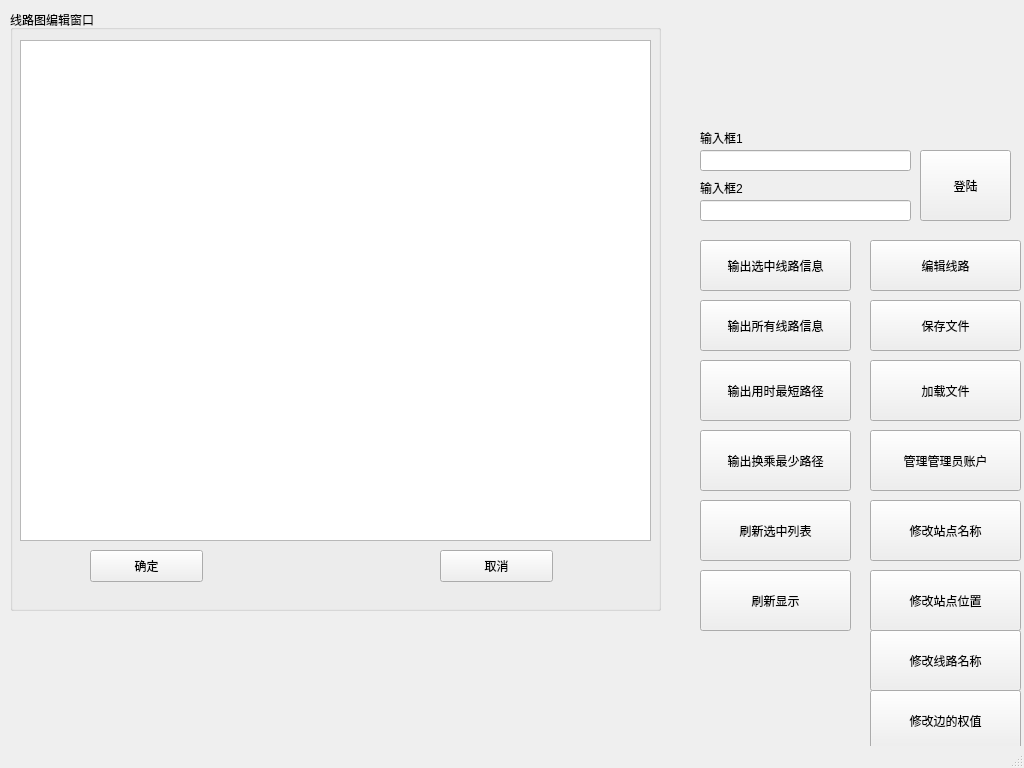
Qt form mainwindow.ui (yilinfang/SubwaySystem) before a commit.
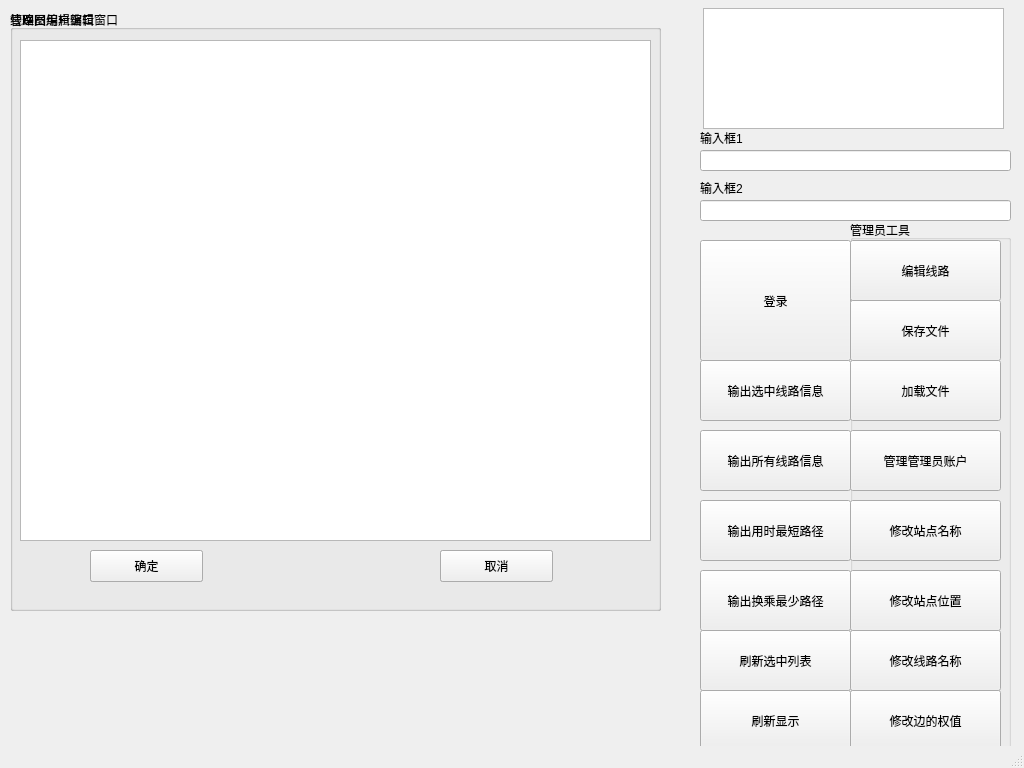
The same form after that commit.

Commit message: add login process

```diff
--- a/mainwindow.ui
+++ b/mainwindow.ui
@@ -72,19 +72,6 @@
      </property>
     </widget>
    </widget>
-   <widget class="QPushButton" name="editMap">
-    <property name="geometry">
-     <rect>
-      <x>870</x>
-      <y>240</y>
-      <width>151</width>
-      <height>51</height>
-     </rect>
-    </property>
-    <property name="text">
-     <string>编辑线路</string>
-    </property>
-   </widget>
    <widget class="QLabel" name="label">
     <property name="geometry">
      <rect>
@@ -114,75 +101,23 @@
    <widget class="QPushButton" name="loadFile_2">
     <property name="geometry">
      <rect>
-      <x>920</x>
-      <y>150</y>
-      <width>91</width>
-      <height>71</height>
+      <x>700</x>
+      <y>240</y>
+      <width>151</width>
+      <height>121</height>
      </rect>
     </property>
     <property name="text">
-     <string>登陆</string>
+     <string>登录</string>
     </property>
    </widget>
    <widget class="QPushButton" name="loginButton_2">
     <property name="geometry">
      <rect>
-      <x>870</x>
+      <x>700</x>
       <y>430</y>
       <width>151</width>
       <height>61</height>
-     </rect>
-    </property>
-    <property name="text">
-     <string>管理管理员账户</string>
-    </property>
-   </widget>
-   <widget class="QPushButton" name="loginButton_3">
-    <property name="geometry">
-     <rect>
-      <x>870</x>
-      <y>500</y>
-      <width>151</width>
-      <height>61</height>
-     </rect>
-    </property>
-    <property name="text">
-     <string>修改站点名称</string>
-    </property>
-   </widget>
-   <widget class="QPushButton" name="loginButton_4">
-    <property name="geometry">
-     <rect>
-      <x>870</x>
-      <y>630</y>
-      <width>151</width>
-      <height>61</height>
-     </rect>
-    </property>
-    <property name="text">
-     <string>修改线路名称</string>
-    </property>
-   </widget>
-   <widget class="QPushButton" name="loginButton_5">
-    <property name="geometry">
-     <rect>
-      <x>870</x>
-      <y>690</y>
-      <width>151</width>
-      <height>61</height>
-     </rect>
-    </property>
-    <property name="text">
-     <string>修改边的权值</string>
-    </property>
-   </widget>
-   <widget class="QPushButton" name="showLineStation_2">
-    <property name="geometry">
-     <rect>
-      <x>700</x>
-      <y>300</y>
-      <width>151</width>
-      <height>51</height>
      </rect>
     </property>
     <property name="text">
@@ -193,7 +128,7 @@
     <property name="geometry">
      <rect>
       <x>700</x>
-      <y>430</y>
+      <y>570</y>
       <width>151</width>
       <height>61</height>
      </rect>
@@ -202,70 +137,31 @@
      <string>输出换乘最少路径</string>
     </property>
    </widget>
-   <widget class="QPushButton" name="loginButton_6">
-    <property name="geometry">
-     <rect>
-      <x>870</x>
-      <y>570</y>
-      <width>151</width>
-      <height>61</height>
-     </rect>
-    </property>
-    <property name="text">
-     <string>修改站点位置</string>
-    </property>
-   </widget>
-   <widget class="QLineEdit" name="inputLine3">
-    <property name="geometry">
-     <rect>
-      <x>700</x>
-      <y>200</y>
-      <width>211</width>
-      <height>21</height>
-     </rect>
-    </property>
-   </widget>
-   <widget class="QLabel" name="displayLabelHints">
-    <property name="geometry">
-     <rect>
-      <x>685</x>
-      <y>11</y>
-      <width>311</width>
-      <height>101</height>
-     </rect>
-    </property>
-    <property name="text">
-     <string/>
-    </property>
-   </widget>
    <widget class="QLineEdit" name="inputLine2">
     <property name="geometry">
      <rect>
       <x>700</x>
-      <y>150</y>
-      <width>211</width>
+      <y>200</y>
+      <width>311</width>
       <height>21</height>
      </rect>
     </property>
    </widget>
-   <widget class="QPushButton" name="loginButton">
+   <widget class="QLineEdit" name="inputLine1">
     <property name="geometry">
      <rect>
-      <x>870</x>
-      <y>360</y>
-      <width>151</width>
-      <height>61</height>
+      <x>700</x>
+      <y>150</y>
+      <width>311</width>
+      <height>21</height>
      </rect>
     </property>
-    <property name="text">
-     <string>加载文件</string>
-    </property>
    </widget>
    <widget class="QPushButton" name="pushButton">
     <property name="geometry">
      <rect>
       <x>700</x>
-      <y>570</y>
+      <y>690</y>
       <width>151</width>
       <height>61</height>
      </rect>
@@ -278,7 +174,7 @@
     <property name="geometry">
      <rect>
       <x>700</x>
-      <y>360</y>
+      <y>500</y>
       <width>151</width>
       <height>61</height>
      </rect>
@@ -291,7 +187,7 @@
     <property name="geometry">
      <rect>
       <x>700</x>
-      <y>500</y>
+      <y>630</y>
       <width>151</width>
       <height>61</height>
      </rect>
@@ -304,28 +200,15 @@
     <property name="geometry">
      <rect>
       <x>700</x>
-      <y>240</y>
+      <y>360</y>
       <width>151</width>
-      <height>51</height>
+      <height>61</height>
      </rect>
     </property>
     <property name="text">
      <string>输出选中线路信息</string>
     </property>
    </widget>
-   <widget class="QPushButton" name="saveFile">
-    <property name="geometry">
-     <rect>
-      <x>870</x>
-      <y>300</y>
-      <width>151</width>
-      <height>51</height>
-     </rect>
-    </property>
-    <property name="text">
-     <string>保存文件</string>
-    </property>
-   </widget>
    <widget class="QLabel" name="displayLabel2">
     <property name="geometry">
      <rect>
@@ -368,6 +251,185 @@
      <string/>
     </property>
    </widget>
+   <widget class="QTextEdit" name="outputTextEdit">
+    <property name="geometry">
+     <rect>
+      <x>703</x>
+      <y>8</y>
+      <width>301</width>
+      <height>121</height>
+     </rect>
+    </property>
+   </widget>
+   <widget class="QGroupBox" name="groupBoxAdmins">
+    <property name="geometry">
+     <rect>
+      <x>10</x>
+      <y>10</y>
+      <width>651</width>
+      <height>601</height>
+     </rect>
+    </property>
+    <property name="title">
+     <string>管理员用户编辑窗口</string>
+    </property>
+    <widget class="QPushButton" name="cancelAdmins">
+     <property name="geometry">
+      <rect>
+       <x>430</x>
+       <y>540</y>
+       <width>113</width>
+       <height>32</height>
+      </rect>
+     </property>
+     <property name="text">
+      <string>取消</string>
+     </property>
+    </widget>
+    <widget class="QTextEdit" name="textEditAdmins">
+     <property name="geometry">
+      <rect>
+       <x>10</x>
+       <y>30</y>
+       <width>631</width>
+       <height>501</height>
+      </rect>
+     </property>
+    </widget>
+    <widget class="QPushButton" name="confirmAdmins">
+     <property name="enabled">
+      <bool>true</bool>
+     </property>
+     <property name="geometry">
+      <rect>
+       <x>80</x>
+       <y>540</y>
+       <width>113</width>
+       <height>32</height>
+      </rect>
+     </property>
+     <property name="text">
+      <string>确定</string>
+     </property>
+    </widget>
+   </widget>
+   <widget class="QGroupBox" name="groupBoxAdminTools">
+    <property name="geometry">
+     <rect>
+      <x>850</x>
+      <y>220</y>
+      <width>161</width>
+      <height>531</height>
+     </rect>
+    </property>
+    <property name="title">
+     <string>管理员工具</string>
+    </property>
+    <widget class="QPushButton" name="editTrackWeight">
+     <property name="geometry">
+      <rect>
+       <x>0</x>
+       <y>470</y>
+       <width>151</width>
+       <height>61</height>
+      </rect>
+     </property>
+     <property name="text">
+      <string>修改边的权值</string>
+     </property>
+    </widget>
+    <widget class="QPushButton" name="saveFile">
+     <property name="geometry">
+      <rect>
+       <x>0</x>
+       <y>80</y>
+       <width>151</width>
+       <height>61</height>
+      </rect>
+     </property>
+     <property name="text">
+      <string>保存文件</string>
+     </property>
+    </widget>
+    <widget class="QPushButton" name="editAdmins">
+     <property name="geometry">
+      <rect>
+       <x>0</x>
+       <y>210</y>
+       <width>151</width>
+       <height>61</height>
+      </rect>
+     </property>
+     <property name="text">
+      <string>管理管理员账户</string>
+     </property>
+    </widget>
+    <widget class="QPushButton" name="editMap">
+     <property name="geometry">
+      <rect>
+       <x>0</x>
+       <y>20</y>
+       <width>151</width>
+       <height>61</height>
+      </rect>
+     </property>
+     <property name="text">
+      <string>编辑线路</string>
+     </property>
+    </widget>
+    <widget class="QPushButton" name="loadFile">
+     <property name="geometry">
+      <rect>
+       <x>0</x>
+       <y>140</y>
+       <width>151</width>
+       <height>61</height>
+      </rect>
+     </property>
+     <property name="text">
+      <string>加载文件</string>
+     </property>
+    </widget>
+    <widget class="QPushButton" name="editStationPos">
+     <property name="geometry">
+      <rect>
+       <x>0</x>
+       <y>350</y>
+       <width>151</width>
+       <height>61</height>
+      </rect>
+     </property>
+     <property name="text">
+      <string>修改站点位置</string>
+     </property>
+    </widget>
+    <widget class="QPushButton" name="editLineName">
+     <property name="geometry">
+      <rect>
+       <x>0</x>
+       <y>410</y>
+       <width>151</width>
+       <height>61</height>
+      </rect>
+     </property>
+     <property name="text">
+      <string>修改线路名称</string>
+     </property>
+    </widget>
+    <widget class="QPushButton" name="editStationName">
+     <property name="geometry">
+      <rect>
+       <x>0</x>
+       <y>280</y>
+       <width>151</width>
+       <height>61</height>
+      </rect>
+     </property>
+     <property name="text">
+      <string>修改站点名称</string>
+     </property>
+    </widget>
+   </widget>
   </widget>
   <widget class="QStatusBar" name="statusBar"/>
  </widget>
```
Left out of the diff: 8 changed lines with no effect on the pictures. The commit also changes 5 other files.
